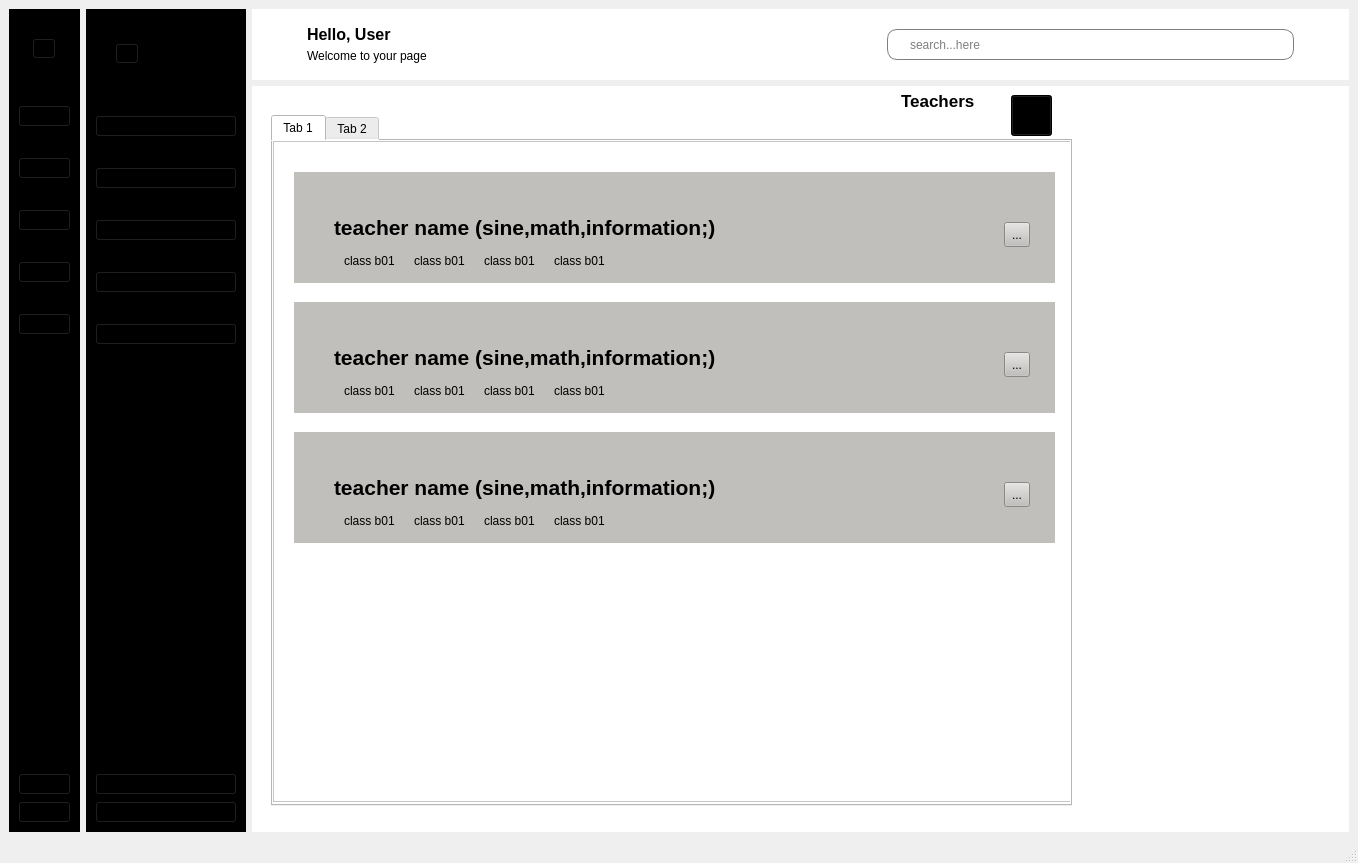
The window that School_System/ui/indexSU.ui (KasperJack/School-Management-System) describes before a commit, drawn with Qt 5.
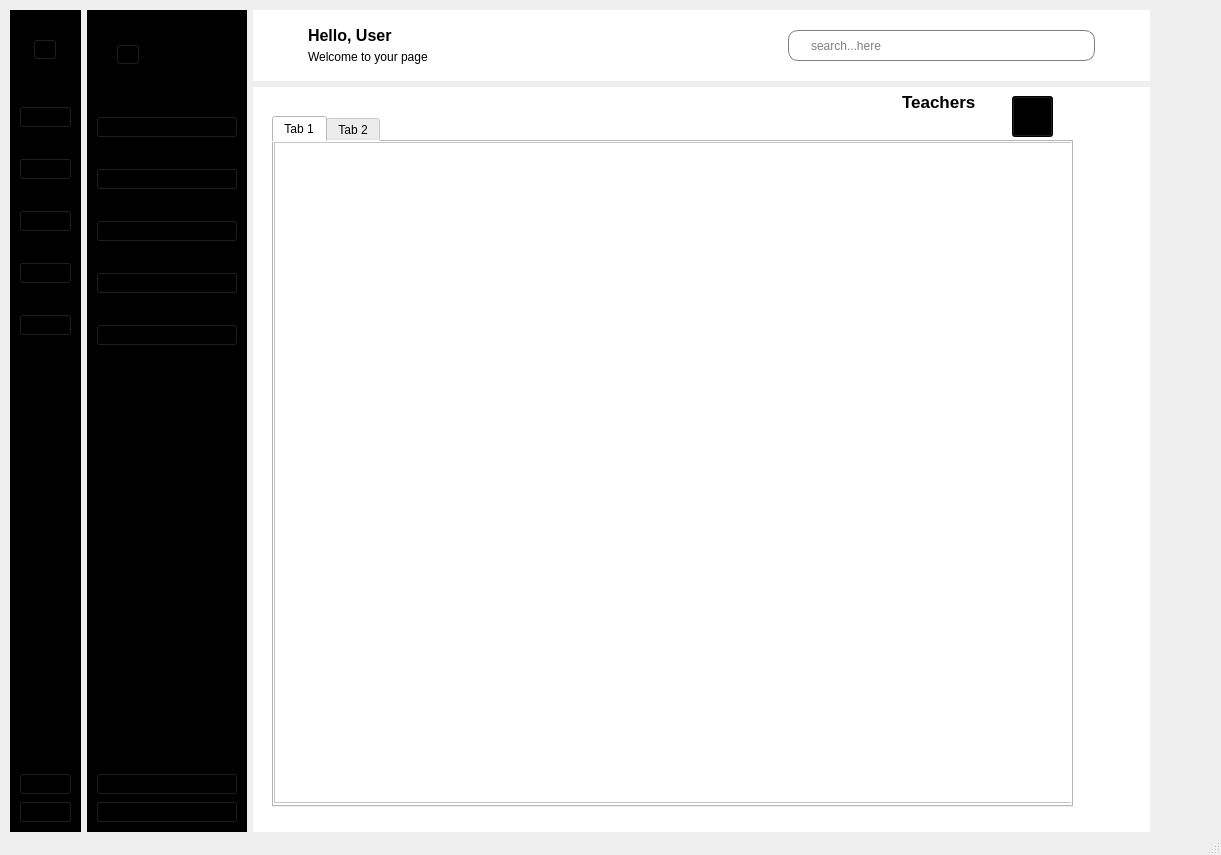
The same window after the commit. The open tabs and pages were chosen to show the change. Icons and pictures are not drawn.

Patch:
```diff
--- a/School_System/ui/indexSU.ui
+++ b/School_System/ui/indexSU.ui
@@ -6,16 +6,23 @@
    <rect>
     <x>0</x>
     <y>0</y>
-    <width>1358</width>
-    <height>863</height>
+    <width>1221</width>
+    <height>855</height>
    </rect>
   </property>
   <property name="windowTitle">
    <string>MainWindow</string>
   </property>
   <widget class="QWidget" name="centralwidget">
-   <layout class="QGridLayout" name="gridLayout_6">
-    <item row="0" column="0">
+   <widget class="QWidget" name="layoutWidget">
+    <property name="geometry">
+     <rect>
+      <x>10</x>
+      <y>10</y>
+      <width>1140</width>
+      <height>822</height>
+     </rect>
+    </property>
      <layout class="QGridLayout" name="gridLayout">
       <item row="0" column="0">
        <widget class="QWidget" name="icon_only" native="true">
@@ -725,9 +732,15 @@
           <property name="styleSheet">
            <string notr="true">background-color: rgb(255, 255, 255);</string>
           </property>
-          <layout class="QGridLayout" name="gridLayout_4">
-           <item row="0" column="0">
             <widget class="QStackedWidget" name="stackedWidget">
+          <property name="geometry">
+           <rect>
+            <x>9</x>
+            <y>9</y>
+            <width>821</width>
+            <height>721</height>
+           </rect>
+          </property>
              <property name="styleSheet">
               <string notr="true">color: rgb(0, 0, 0);
 </string>
@@ -1343,357 +1356,6 @@
                     <height>659</height>
                    </rect>
                   </property>
-                  <widget class="QWidget" name="widget_5" native="true">
-                   <property name="geometry">
-                    <rect>
-                     <x>20</x>
-                     <y>30</y>
-                     <width>761</width>
-                     <height>111</height>
-                    </rect>
-                   </property>
-                   <property name="styleSheet">
-                    <string notr="true">background-color: rgb(192, 191, 188);</string>
-                   </property>
-                   <widget class="QLabel" name="label_10">
-                    <property name="geometry">
-                     <rect>
-                      <x>40</x>
-                      <y>40</y>
-                      <width>401</width>
-                      <height>31</height>
-                     </rect>
-                    </property>
-                    <property name="font">
-                     <font>
-                      <pointsize>16</pointsize>
-                      <bold>true</bold>
-                     </font>
-                    </property>
-                    <property name="text">
-                     <string>teacher name (sine,math,information;)</string>
-                    </property>
-                   </widget>
-                   <widget class="QLabel" name="label_13">
-                    <property name="geometry">
-                     <rect>
-                      <x>50</x>
-                      <y>80</y>
-                      <width>66</width>
-                      <height>18</height>
-                     </rect>
-                    </property>
-                    <property name="font">
-                     <font>
-                      <bold>false</bold>
-                     </font>
-                    </property>
-                    <property name="text">
-                     <string>class b01</string>
-                    </property>
-                   </widget>
-                   <widget class="QLabel" name="label_14">
-                    <property name="geometry">
-                     <rect>
-                      <x>120</x>
-                      <y>80</y>
-                      <width>66</width>
-                      <height>18</height>
-                     </rect>
-                    </property>
-                    <property name="font">
-                     <font>
-                      <bold>false</bold>
-                     </font>
-                    </property>
-                    <property name="text">
-                     <string>class b01</string>
-                    </property>
-                   </widget>
-                   <widget class="QLabel" name="label_15">
-                    <property name="geometry">
-                     <rect>
-                      <x>190</x>
-                      <y>80</y>
-                      <width>66</width>
-                      <height>18</height>
-                     </rect>
-                    </property>
-                    <property name="font">
-                     <font>
-                      <bold>false</bold>
-                     </font>
-                    </property>
-                    <property name="text">
-                     <string>class b01</string>
-                    </property>
-                   </widget>
-                   <widget class="QLabel" name="label_16">
-                    <property name="geometry">
-                     <rect>
-                      <x>260</x>
-                      <y>80</y>
-                      <width>66</width>
-                      <height>18</height>
-                     </rect>
-                    </property>
-                    <property name="font">
-                     <font>
-                      <bold>false</bold>
-                     </font>
-                    </property>
-                    <property name="text">
-                     <string>class b01</string>
-                    </property>
-                   </widget>
-                   <widget class="QToolButton" name="toolButton_3">
-                    <property name="geometry">
-                     <rect>
-                      <x>710</x>
-                      <y>50</y>
-                      <width>26</width>
-                      <height>25</height>
-                     </rect>
-                    </property>
-                    <property name="text">
-                     <string>...</string>
-                    </property>
-                   </widget>
-                  </widget>
-                  <widget class="QWidget" name="widget_6" native="true">
-                   <property name="geometry">
-                    <rect>
-                     <x>20</x>
-                     <y>160</y>
-                     <width>761</width>
-                     <height>111</height>
-                    </rect>
-                   </property>
-                   <property name="styleSheet">
-                    <string notr="true">background-color: rgb(192, 191, 188);</string>
-                   </property>
-                   <widget class="QLabel" name="label_17">
-                    <property name="geometry">
-                     <rect>
-                      <x>40</x>
-                      <y>40</y>
-                      <width>401</width>
-                      <height>31</height>
-                     </rect>
-                    </property>
-                    <property name="font">
-                     <font>
-                      <pointsize>16</pointsize>
-                      <bold>true</bold>
-                     </font>
-                    </property>
-                    <property name="text">
-                     <string>teacher name (sine,math,information;)</string>
-                    </property>
-                   </widget>
-                   <widget class="QLabel" name="label_18">
-                    <property name="geometry">
-                     <rect>
-                      <x>50</x>
-                      <y>80</y>
-                      <width>66</width>
-                      <height>18</height>
-                     </rect>
-                    </property>
-                    <property name="font">
-                     <font>
-                      <bold>false</bold>
-                     </font>
-                    </property>
-                    <property name="text">
-                     <string>class b01</string>
-                    </property>
-                   </widget>
-                   <widget class="QLabel" name="label_19">
-                    <property name="geometry">
-                     <rect>
-                      <x>120</x>
-                      <y>80</y>
-                      <width>66</width>
-                      <height>18</height>
-                     </rect>
-                    </property>
-                    <property name="font">
-                     <font>
-                      <bold>false</bold>
-                     </font>
-                    </property>
-                    <property name="text">
-                     <string>class b01</string>
-                    </property>
-                   </widget>
-                   <widget class="QLabel" name="label_20">
-                    <property name="geometry">
-                     <rect>
-                      <x>190</x>
-                      <y>80</y>
-                      <width>66</width>
-                      <height>18</height>
-                     </rect>
-                    </property>
-                    <property name="font">
-                     <font>
-                      <bold>false</bold>
-                     </font>
-                    </property>
-                    <property name="text">
-                     <string>class b01</string>
-                    </property>
-                   </widget>
-                   <widget class="QLabel" name="label_21">
-                    <property name="geometry">
-                     <rect>
-                      <x>260</x>
-                      <y>80</y>
-                      <width>66</width>
-                      <height>18</height>
-                     </rect>
-                    </property>
-                    <property name="font">
-                     <font>
-                      <bold>false</bold>
-                     </font>
-                    </property>
-                    <property name="text">
-                     <string>class b01</string>
-                    </property>
-                   </widget>
-                   <widget class="QToolButton" name="toolButton_4">
-                    <property name="geometry">
-                     <rect>
-                      <x>710</x>
-                      <y>50</y>
-                      <width>26</width>
-                      <height>25</height>
-                     </rect>
-                    </property>
-                    <property name="text">
-                     <string>...</string>
-                    </property>
-                   </widget>
-                  </widget>
-                  <widget class="QWidget" name="widget_7" native="true">
-                   <property name="geometry">
-                    <rect>
-                     <x>20</x>
-                     <y>290</y>
-                     <width>761</width>
-                     <height>111</height>
-                    </rect>
-                   </property>
-                   <property name="styleSheet">
-                    <string notr="true">background-color: rgb(192, 191, 188);</string>
-                   </property>
-                   <widget class="QLabel" name="label_22">
-                    <property name="geometry">
-                     <rect>
-                      <x>40</x>
-                      <y>40</y>
-                      <width>401</width>
-                      <height>31</height>
-                     </rect>
-                    </property>
-                    <property name="font">
-                     <font>
-                      <pointsize>16</pointsize>
-                      <bold>true</bold>
-                     </font>
-                    </property>
-                    <property name="text">
-                     <string>teacher name (sine,math,information;)</string>
-                    </property>
-                   </widget>
-                   <widget class="QLabel" name="label_23">
-                    <property name="geometry">
-                     <rect>
-                      <x>50</x>
-                      <y>80</y>
-                      <width>66</width>
-                      <height>18</height>
-                     </rect>
-                    </property>
-                    <property name="font">
-                     <font>
-                      <bold>false</bold>
-                     </font>
-                    </property>
-                    <property name="text">
-                     <string>class b01</string>
-                    </property>
-                   </widget>
-                   <widget class="QLabel" name="label_24">
-                    <property name="geometry">
-                     <rect>
-                      <x>120</x>
-                      <y>80</y>
-                      <width>66</width>
-                      <height>18</height>
-                     </rect>
-                    </property>
-                    <property name="font">
-                     <font>
-                      <bold>false</bold>
-                     </font>
-                    </property>
-                    <property name="text">
-                     <string>class b01</string>
-                    </property>
-                   </widget>
-                   <widget class="QLabel" name="label_25">
-                    <property name="geometry">
-                     <rect>
-                      <x>190</x>
-                      <y>80</y>
-                      <width>66</width>
-                      <height>18</height>
-                     </rect>
-                    </property>
-                    <property name="font">
-                     <font>
-                      <bold>false</bold>
-                     </font>
-                    </property>
-                    <property name="text">
-                     <string>class b01</string>
-                    </property>
-                   </widget>
-                   <widget class="QLabel" name="label_26">
-                    <property name="geometry">
-                     <rect>
-                      <x>260</x>
-                      <y>80</y>
-                      <width>66</width>
-                      <height>18</height>
-                     </rect>
-                    </property>
-                    <property name="font">
-                     <font>
-                      <bold>false</bold>
-                     </font>
-                    </property>
-                    <property name="text">
-                     <string>class b01</string>
-                    </property>
-                   </widget>
-                   <widget class="QToolButton" name="toolButton_5">
-                    <property name="geometry">
-                     <rect>
-                      <x>710</x>
-                      <y>50</y>
-                      <width>26</width>
-                      <height>25</height>
-                     </rect>
-                    </property>
-                    <property name="text">
-                     <string>...</string>
-                    </property>
-                   </widget>
-                  </widget>
                  </widget>
                 </widget>
                </widget>
@@ -2574,15 +2236,12 @@
               </widget>
              </widget>
             </widget>
-           </item>
-          </layout>
          </widget>
         </item>
        </layout>
       </item>
      </layout>
-    </item>
-   </layout>
+   </widget>
   </widget>
   <widget class="QStatusBar" name="statusbar"/>
  </widget>
```
Left out of the diff: 732 changed lines with no effect on the pictures. Lines whose indentation alone changed are shown as unchanged.
